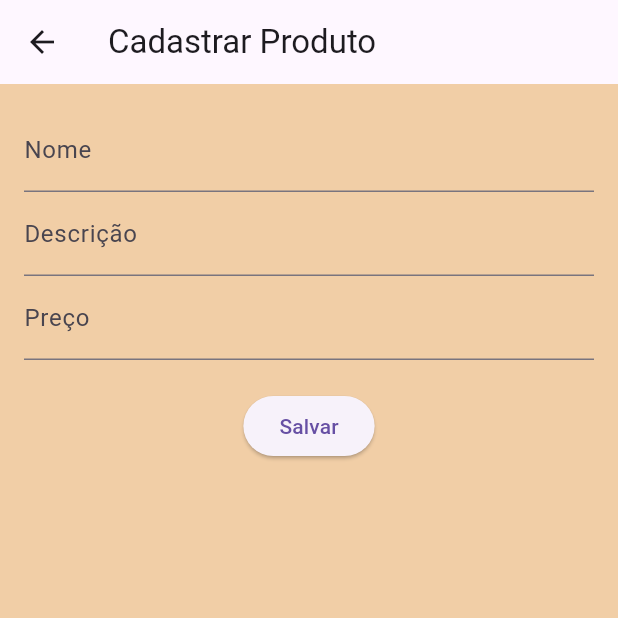
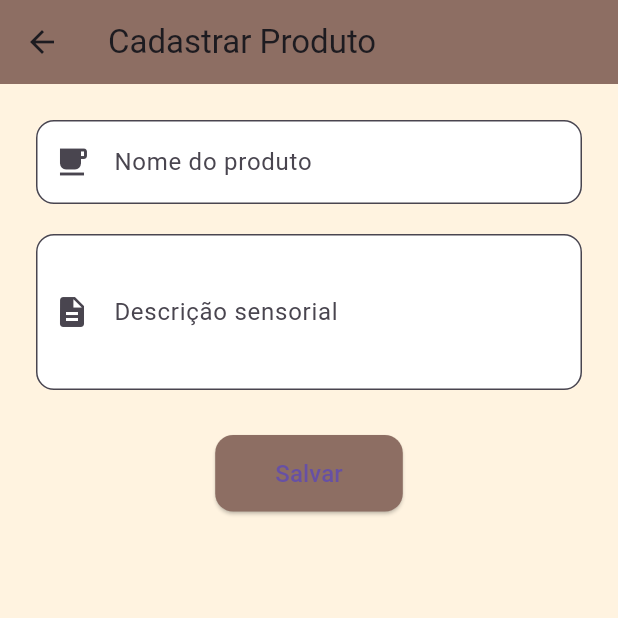
Before and after one commit to VitoriaGrizotto/app_cafeteria, a Flutter app: the CadastroProduto screen opened directly, on a phone screen of 412 x 824 dp, the top half of it. Run offline on Flutter 3.47's test engine with Material 3 defaults, Android fonts, the phone set to English and light mode, and no system bars.

Commit message:
nao sei qual commit

```diff
--- a/lib/cadastroProduto.dart
+++ b/lib/cadastroProduto.dart
@@ -1,52 +1,95 @@
 import 'package:flutter/material.dart';
-import 'package:cloud_firestore/cloud_firestore.dart';
 
 class CadastroProduto extends StatefulWidget {
-  const CadastroProduto({super.key});
-
   @override
-  State<CadastroProduto> createState() => _CadastroProdutoState();
+  _CadastroProdutoState createState() => _CadastroProdutoState();
 }
 
 class _CadastroProdutoState extends State<CadastroProduto> {
-  final _nomeController = TextEditingController();
-  final _descricaoController = TextEditingController();
-  final _precoController = TextEditingController();
+  final TextEditingController nomeController = TextEditingController();
+  final TextEditingController descricaoController = TextEditingController();
+  final TextEditingController precoController = TextEditingController();
 
-  void _salvarProduto() {
-    final nome = _nomeController.text;
-    final descricao = _descricaoController.text;
-    final preco = double.tryParse(_precoController.text) ?? 0.0;
 
-    await FirebaseFirestore.instance.collection('produtos').add({
-      'nome': nome,
-      'descricao': descricao,
-      'preco': preco,
-      'imagem': imagem,
-    });
+void salvarProduto() {
+  String nome = nomeController.text.trim();
+  String descricao = descricaoController.text.trim();
+  String preco = precoController.text.trim();
 
+  if (nome.isEmpty || descricao.isEmpty || preco.isEmpty || imagemSelecionada == null) {
     ScaffoldMessenger.of(context).showSnackBar(
-      const SnackBar(content: Text('Produto salvo com sucesso!')),
+      SnackBar(
+        content: Text('Preencha todos os campos e selecione uma imagem!'),
+        backgroundColor: Colors.redAccent,
+      ),
     );
+    return;
+  }
 
-    _nomeController.clear();
-    _descricaoController.clear();
-    _precoController.clear();
-  }
+  final produto = {
+    'Nome': nome,
+    'Sensorial': descricao,
+    'Preço': 'R\$${preco.replaceAll(',', '.')}',
+    //'Imagem': imagemSelecionada,
+  };
+
+  widget.onProdutoCadastrado(produto);
+
+  ScaffoldMessenger.of(context).showSnackBar(
+    SnackBar(
+      content: Text('Produto "$nome" cadastrado com sucesso!'),
+      backgroundColor: Colors.green,
+    ),
+  );
+
+  Navigator.pop(context);
+}
+
 
   @override
   Widget build(BuildContext context) {
     return Scaffold(
-      appBar: AppBar(title: const Text('Cadastrar Produto')),
+      backgroundColor: Color(0xFFFFF3E0),
+      appBar: AppBar(
+        title: Text('Cadastrar Produto'),
+        backgroundColor: Color(0xFF8D6E63),
+      ),
       body: Padding(
-        padding: const EdgeInsets.all(16.0),
+        padding: const EdgeInsets.all(24),
         child: Column(
           children: [
-            TextField(controller: _nomeController, decoration: const InputDecoration(labelText: 'Nome')),
-            TextField(controller: _descricaoController, decoration: const InputDecoration(labelText: 'Descrição')),
-            TextField(controller: _precoController, decoration: const InputDecoration(labelText: 'Preço')),
-            const SizedBox(height: 20),
-            ElevatedButton(onPressed: _salvarProduto, child: const Text('Salvar')),
+            TextField(
+              controller: nomeController,
+              decoration: InputDecoration(
+                labelText: 'Nome do produto',
+                filled: true,
+                fillColor: Colors.white,
+                prefixIcon: Icon(Icons.local_cafe),
+                border: OutlineInputBorder(borderRadius: BorderRadius.circular(12)),
+              ),
+            ),
+            SizedBox(height: 20),
+            TextField(
+              controller: descricaoController,
+              maxLines: 3,
+              decoration: InputDecoration(
+                labelText: 'Descrição sensorial',
+                filled: true,
+                fillColor: Colors.white,
+                prefixIcon: Icon(Icons.description),
+                border: OutlineInputBorder(borderRadius: BorderRadius.circular(12)),
+              ),
+            ),
+            SizedBox(height: 30),
+            ElevatedButton(
+              onPressed: salvarProduto,
+              style: ElevatedButton.styleFrom(
+                backgroundColor: Color(0xFF8D6E63),
+                padding: EdgeInsets.symmetric(horizontal: 40, vertical: 14),
+                shape: RoundedRectangleBorder(borderRadius: BorderRadius.circular(12)),
+              ),
+              child: Text('Salvar', style: TextStyle(fontSize: 16)),
+            ),
           ],
         ),
       ),
```
Also changed, not shown: lib/HomeCafeteria.dart (+20 -14 lines).
